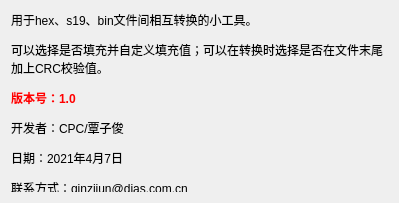
The window that aboutdialog.ui (blingbling-110/HexConverter) describes before a commit, drawn with Qt 5.
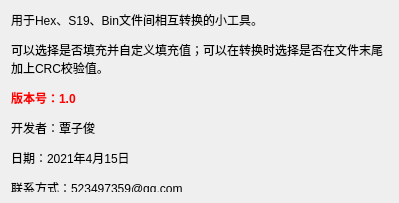
The same window after the commit.

Commit message: 从现在起CRC算法采用Json配置文件的形式存取 增加将自定义CRC算法存为预设功能 修复未检测导入文件存在性的问题 更新软件的“关于”说明

Patch:
```diff
--- a/aboutdialog.ui
+++ b/aboutdialog.ui
@@ -17,7 +17,7 @@
    <item row="0" column="0">
     <widget class="QLabel" name="label">
      <property name="text">
-      <string>&lt;html&gt;&lt;head/&gt;&lt;body&gt;&lt;p&gt;用于hex、s19、bin文件间相互转换的小工具。&lt;/p&gt;&lt;p&gt;可以选择是否填充并自定义填充值；可以在转换时选择是否在文件末尾加上CRC校验值。&lt;/p&gt;&lt;p&gt;&lt;span style=&quot; font-weight:600; color:#ff0000;&quot;&gt;版本号：1.0&lt;/span&gt;&lt;/p&gt;&lt;p&gt;开发者：CPC/覃子俊&lt;/p&gt;&lt;p&gt;日期：2021年4月7日&lt;/p&gt;&lt;p&gt;联系方式：qinzijun@dias.com.cn&lt;/p&gt;&lt;/body&gt;&lt;/html&gt;</string>
+      <string>&lt;html&gt;&lt;head/&gt;&lt;body&gt;&lt;p&gt;用于Hex、S19、Bin文件间相互转换的小工具。&lt;/p&gt;&lt;p&gt;可以选择是否填充并自定义填充值；可以在转换时选择是否在文件末尾加上CRC校验值。&lt;/p&gt;&lt;p&gt;&lt;span style=&quot; font-weight:600; color:#ff0000;&quot;&gt;版本号：1.0&lt;/span&gt;&lt;/p&gt;&lt;p&gt;开发者：覃子俊&lt;/p&gt;&lt;p&gt;日期：2021年4月15日&lt;/p&gt;&lt;p&gt;联系方式：523497359@qq.com&lt;/p&gt;&lt;/body&gt;&lt;/html&gt;</string>
      </property>
      <property name="textFormat">
       <enum>Qt::AutoText</enum>
```
The commit also changes 7 other files.
